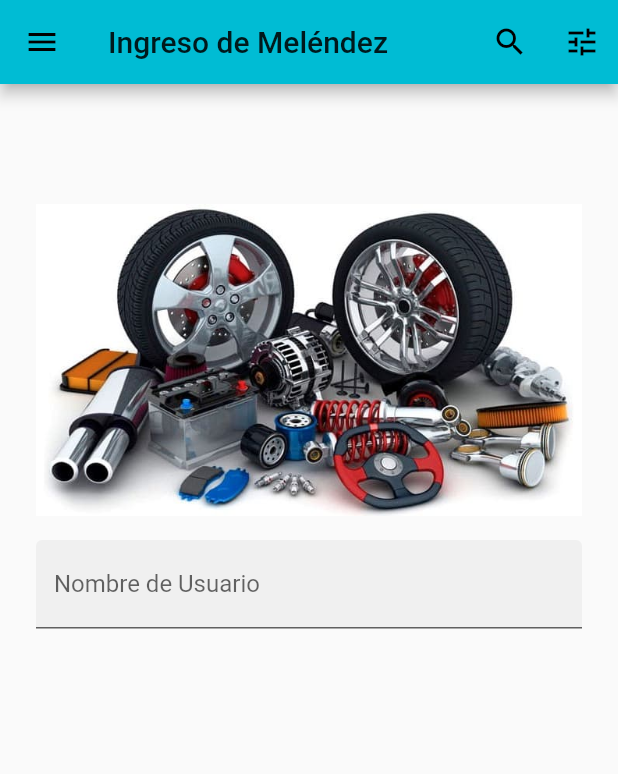
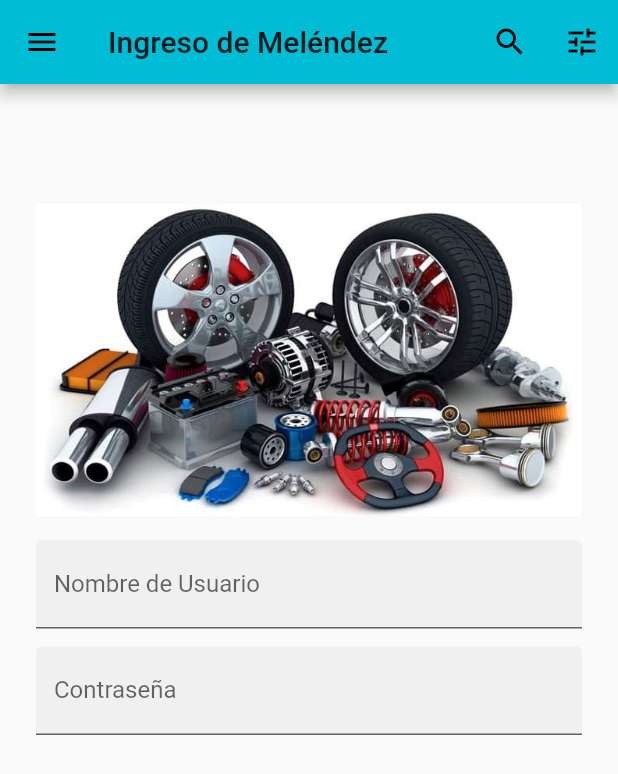
Before and after one commit to jaquelineME/UIII_IOS_Login, a Flutter app: the screen it shows after launch, on a phone screen of 412 x 824 dp. Shown: the top 774 px of the screen. Run offline on Flutter 3.47's test engine with Material 2 defaults, Android fonts, the phone set to English and light mode, and no system bars.

```diff
--- a/lib/main.dart
+++ b/lib/main.dart
@@ -84,8 +84,8 @@ class _IngresoSistemaState extends State<IngresoSistema> {
               ],
             ),
             if (!acceso)
-
-                Column(children: <Widget>[
+              Column(
+                children: <Widget>[
                   TextField(
                     decoration: InputDecoration(
                       filled: true,
@@ -93,11 +93,16 @@ class _IngresoSistemaState extends State<IngresoSistema> {
                       labelText: 'Nombre de Usuario',
                     ),
                   ),
+                  SizedBox(height: 12.0),
+                  TextField(
+                    decoration: InputDecoration(
+                      filled: true,
+                      labelText: 'Contraseña',
+                    ),
+                    obscureText: true,
+                  ),
                 ], //Fin widget[]
-                    ) //Fin de coluna
-
-
-
+              ) //Fin de coluna
           ], //Fin de widget[]
         ), //Fin de ListView
       ), //Fin de area segura
```
Also changed, not shown: 1 other file.
